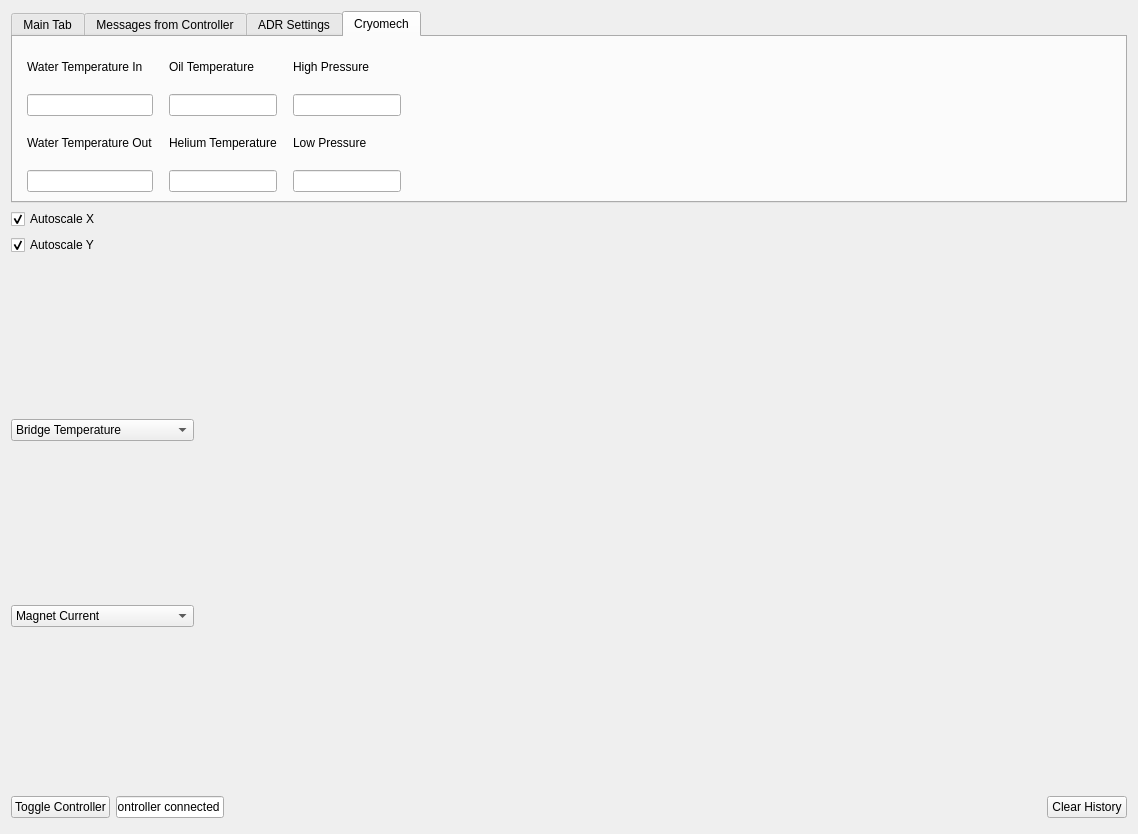
Qt form ui_devel/gui.ui (ColumbiaCMB/adr_control) before a commit.
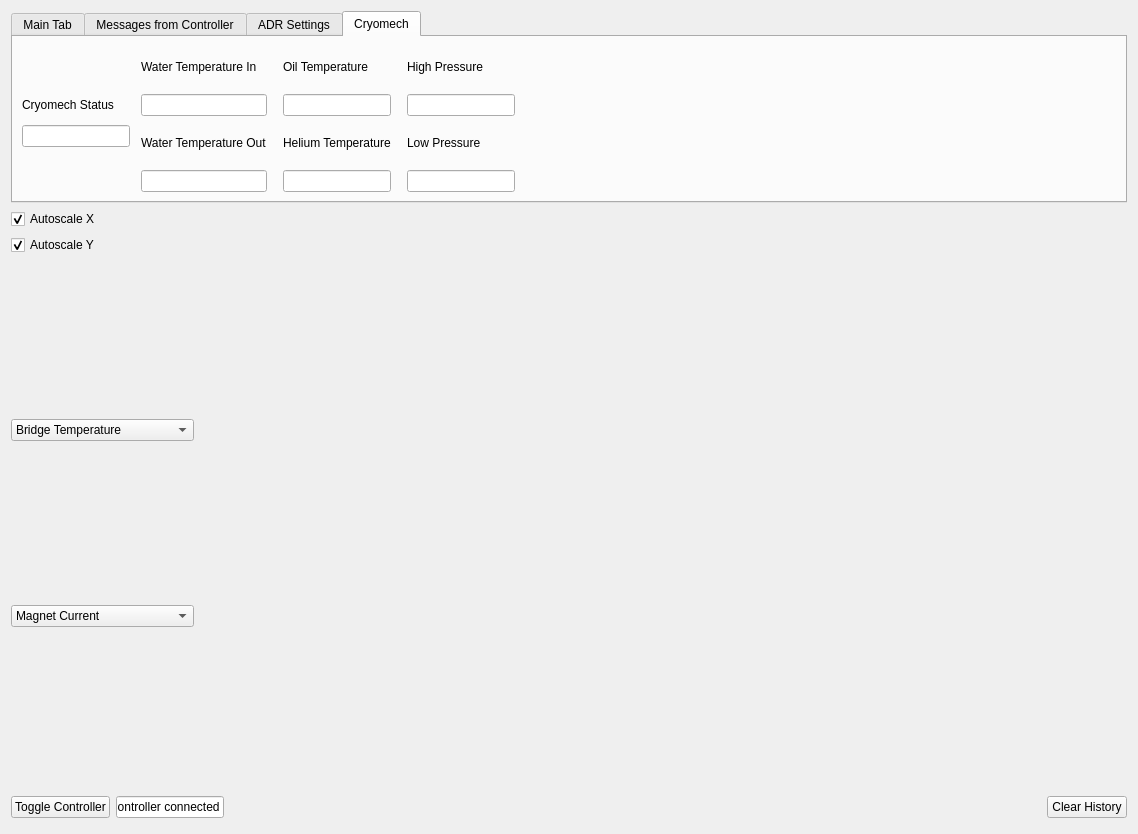
The same form after that commit. The open tabs and pages were chosen to show the change.

Commit message: Divided all cryomech values by 10 and added a box telling whether the cryomech is ON or OFF (issue items).

```diff
--- a/ui_devel/gui.ui
+++ b/ui_devel/gui.ui
@@ -1057,7 +1057,7 @@
       <layout class="QGridLayout" name="gridLayout_7">
        <item row="0" column="0">
         <layout class="QGridLayout" name="gridLayout_6">
-         <item row="0" column="3">
+         <item row="0" column="4">
           <spacer name="horizontalSpacer_4">
            <property name="orientation">
             <enum>Qt::Horizontal</enum>
@@ -1070,7 +1070,7 @@
            </property>
           </spacer>
          </item>
-         <item row="0" column="0">
+         <item row="0" column="1">
           <layout class="QVBoxLayout" name="verticalLayout_11">
            <property name="leftMargin">
             <number>5</number>
@@ -1120,7 +1120,7 @@
            </item>
           </layout>
          </item>
-         <item row="0" column="1">
+         <item row="0" column="2">
           <layout class="QVBoxLayout" name="verticalLayout_12">
            <property name="leftMargin">
             <number>5</number>
@@ -1170,7 +1170,7 @@
            </item>
           </layout>
          </item>
-         <item row="0" column="2">
+         <item row="0" column="3">
           <layout class="QVBoxLayout" name="verticalLayout_13">
            <property name="leftMargin">
             <number>5</number>
@@ -1220,6 +1220,51 @@
            </item>
           </layout>
          </item>
+         <item row="0" column="0">
+          <layout class="QVBoxLayout" name="verticalLayout_19">
+           <property name="leftMargin">
+            <number>0</number>
+           </property>
+           <property name="topMargin">
+            <number>45</number>
+           </property>
+           <property name="rightMargin">
+            <number>0</number>
+           </property>
+           <property name="bottomMargin">
+            <number>45</number>
+           </property>
+           <item>
+            <widget class="QLabel" name="label_18">
+             <property name="sizePolicy">
+              <sizepolicy hsizetype="Preferred" vsizetype="Preferred">
+               <horstretch>0</horstretch>
+               <verstretch>0</verstretch>
+              </sizepolicy>
+             </property>
+             <property name="text">
+              <string>Cryomech Status</string>
+             </property>
+            </widget>
+           </item>
+           <item>
+            <widget class="QLineEdit" name="comp_on_value">
+             <property name="sizePolicy">
+              <sizepolicy hsizetype="Minimum" vsizetype="Fixed">
+               <horstretch>0</horstretch>
+               <verstretch>0</verstretch>
+              </sizepolicy>
+             </property>
+             <property name="focusPolicy">
+              <enum>Qt::NoFocus</enum>
+             </property>
+             <property name="readOnly">
+              <bool>true</bool>
+             </property>
+            </widget>
+           </item>
+          </layout>
+         </item>
         </layout>
        </item>
       </layout>
```
The commit also changes 3 other files.
